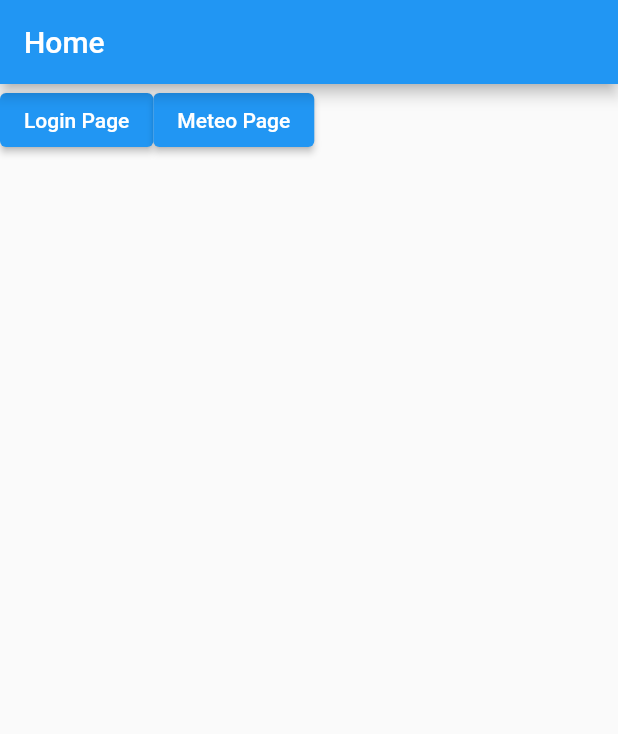
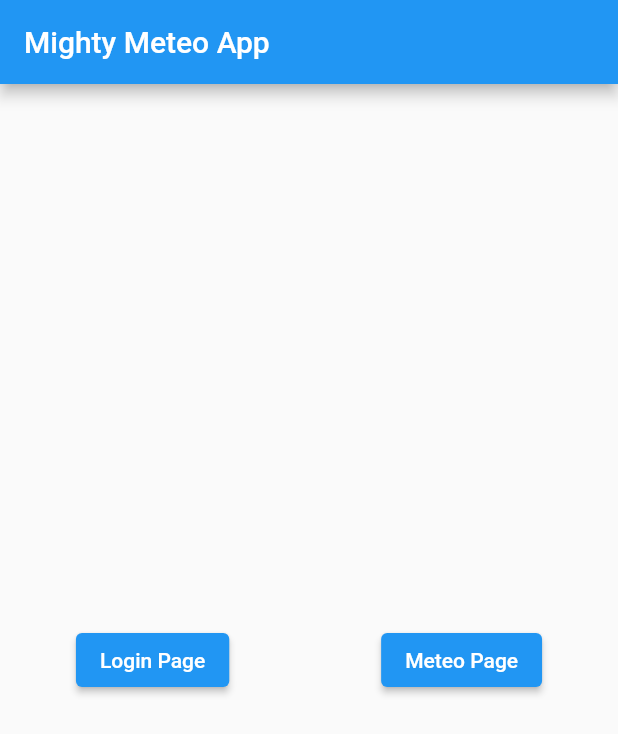
Before and after one commit to MaxBoocha/Mighty-Meteo-App, a Flutter app: the screen it shows after launch, on a phone screen of 412 x 824 dp. Shown: the top 734 px of the screen. Run offline on Flutter 3.47's test engine with Material 2 defaults, Android fonts, the phone set to English and light mode, and no system bars; our stand-ins replace firebase_auth, firebase_core, geolocator, get, image_picker; accounts and stored records are empty.

Commit message:
Final push Change PP

```diff
--- a/lib/main.dart
+++ b/lib/main.dart
@@ -1,4 +1,5 @@
 import 'package:flutter/material.dart';
+import 'package:mightymeteomap/screens/takepicture/takepicture.dart';
 import 'package:mightymeteomap/screens/wrapper.dart';
 import 'package:get/get.dart';
 import 'package:mightymeteomap/screens/profile/profile.dart';
@@ -6,22 +7,31 @@
 import 'package:mightymeteomap/screens/authenticate/login.dart';
 import 'package:mightymeteomap/screens/authenticate/register.dart';
 
-void main() {
+Future<void> main() async {
+  WidgetsFlutterBinding.ensureInitialized();
+
   runApp(const MyApp());
 }
 
-class MyApp extends StatelessWidget {
+class MyApp extends StatefulWidget {
   const MyApp({Key? key}) : super(key: key);
 
+  @override
+  State<MyApp> createState() => _MyAppState();
+}
+
+class _MyAppState extends State<MyApp> {
   // This widget is the root of your application.
+
   @override
   Widget build(BuildContext context) {
     return GetMaterialApp(
-      title: "Test",
+      title: "Mighty Meteo App",
       home: const Wrapper(),
       getPages: [
         GetPage(name: "/profile", page: () => ProfilePage()),
         GetPage(name: "/meteo", page: () => const Meteo()),
+        GetPage(name: "/takepicture", page: () => TakePicture()), // to change
         GetPage(name: "/login", page: () => Login()),
         GetPage(name: "/register", page: () => Register()),
       ],
--- a/lib/screens/authenticate/login.dart
+++ b/lib/screens/authenticate/login.dart
@@ -6,6 +6,7 @@
 // Page principale de la page Météo
 class Login extends StatelessWidget {
   Login({Key? key}) : super(key: key);
+
   final UserController c = Get.put(UserController());
 
   final _formKey = GlobalKey<FormState>();
--- a/lib/screens/home/home.dart
+++ b/lib/screens/home/home.dart
@@ -8,9 +8,12 @@
   Widget build(BuildContext context) {
     return Scaffold(
         appBar: AppBar(
-        title: const Text('Home'),
+          title: const Text('Mighty Meteo App'),
         ),
-      body: Row(
+        body: Center(
+          child: Row(
+            mainAxisAlignment: MainAxisAlignment.spaceAround,
+            crossAxisAlignment: CrossAxisAlignment.center,
             children: [
               ElevatedButton(
                 child: const Text('Login Page'),
@@ -23,9 +26,9 @@
                 onPressed: () {
                   Get.toNamed("/meteo");
                 },
-          )
+              ),
             ],
           ),
-    );
+        ));
   }
 }
```
Also changed, not shown: lib/controller/user.dart (+18 -1 lines), lib/screens/meteo/meteo.dart (+0 -7 lines), lib/screens/profile/profile.dart (+10 -1 lines), lib/screens/takepicture/takepicture.dart (added, +87 -0 lines), pubspec.yaml (+9 -6 lines), assets/images/placeholder.png (added), pubspec.lock. Lines whose indentation alone changed are shown as unchanged.
